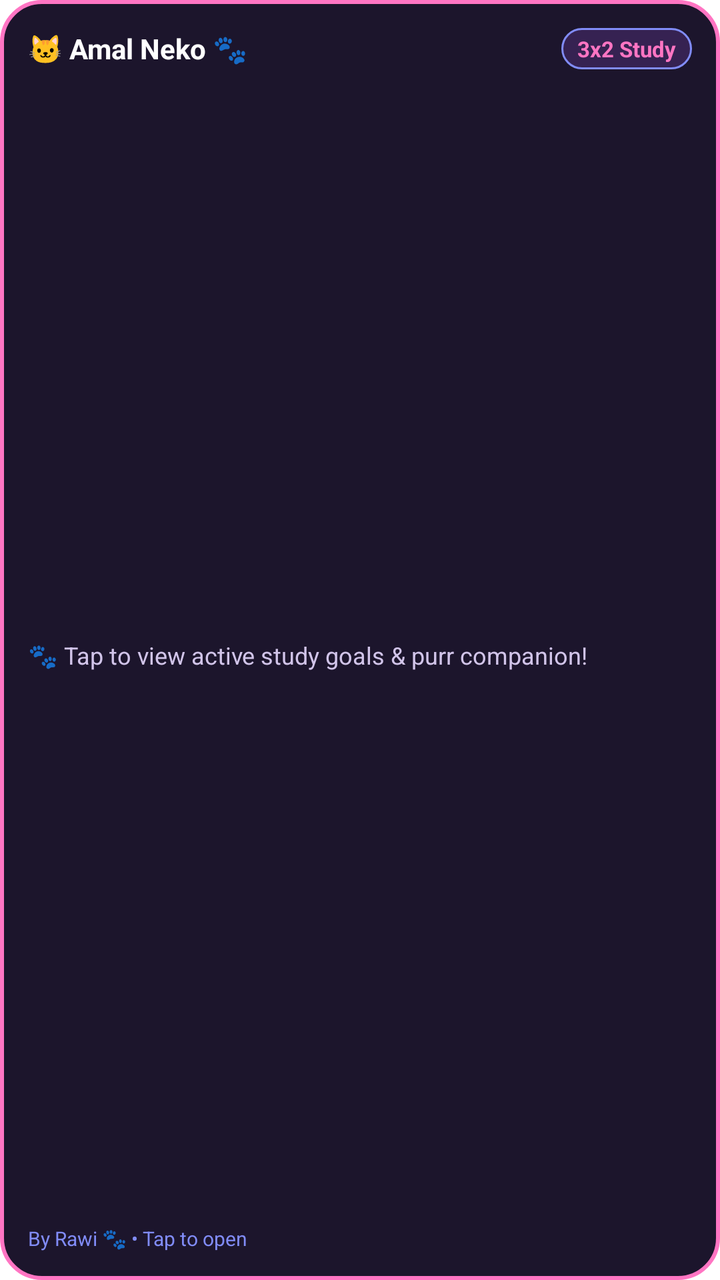
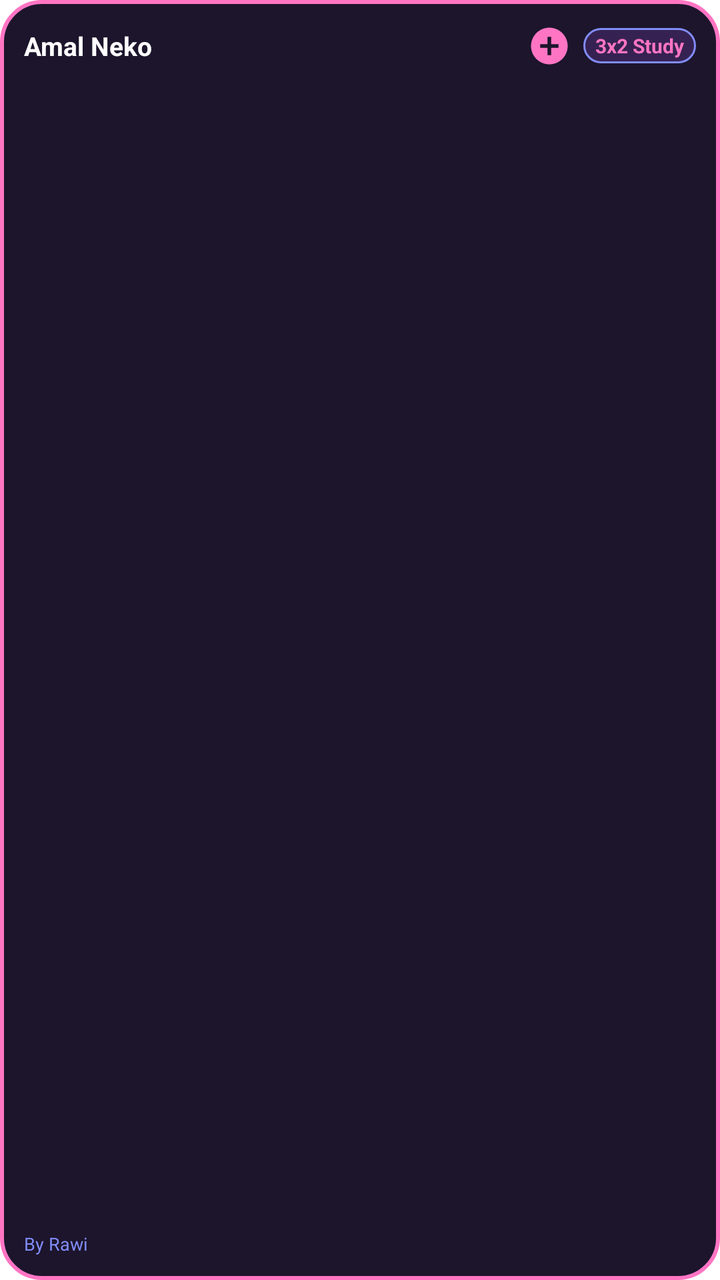

Two renders of the same Android screen: before a commit and after it. Below are the layout's source before the change and the commit's diff.
<!-- AndroidManifest.xml: application theme AppTheme -->
<!-- res/layout/widget_3x2_layout.xml -->
<?xml version="1.0" encoding="utf-8"?>
<LinearLayout xmlns:android="http://schemas.android.com/apk/res/android"
    android:id="@+id/widget_container"
    android:layout_width="match_parent"
    android:layout_height="match_parent"
    android:background="@drawable/widget_card_bg"
    android:orientation="vertical"
    android:padding="14dp">

    <LinearLayout
        android:layout_width="match_parent"
        android:layout_height="wrap_content"
        android:orientation="horizontal"
        android:gravity="center_vertical">

        <TextView
            android:layout_width="0dp"
            android:layout_height="wrap_content"
            android:layout_weight="1"
            android:text="🐱 Amal Neko 🐾"
            android:textColor="#ffffff"
            android:textSize="14sp"
            android:textStyle="bold" />

        <TextView
            android:id="@+id/widget_progress_pill"
            android:layout_width="wrap_content"
            android:layout_height="wrap_content"
            android:background="@drawable/widget_pill_bg"
            android:paddingStart="8dp"
            android:paddingTop="3dp"
            android:paddingEnd="8dp"
            android:paddingBottom="3dp"
            android:text="3x2 Study"
            android:textColor="#ff75c3"
            android:textSize="11sp"
            android:textStyle="bold" />
    </LinearLayout>

    <TextView
        android:id="@+id/widget_task_preview"
        android:layout_width="match_parent"
        android:layout_height="0dp"
        android:layout_weight="1"
        android:layout_marginTop="8dp"
        android:gravity="center_vertical"
        android:text="🐾 Tap to view active study goals &amp; purr companion!"
        android:textColor="#d1c4e9"
        android:textSize="12sp" />

    <TextView
        android:layout_width="match_parent"
        android:layout_height="wrap_content"
        android:text="By Rawi 🐾 • Tap to open"
        android:textColor="#818cf8"
        android:textSize="10sp" />
</LinearLayout>
<!-- resources referenced by this layout -->
<resources>
  <!-- drawable widget_card_bg (drawable) -->
  <?xml version="1.0" encoding="utf-8"?>
  <shape xmlns:android="http://schemas.android.com/apk/res/android"
      android:shape="rectangle">
      <solid android:color="#1c152c" />
      <corners android:radius="20dp" />
      <stroke
          android:width="2dp"
          android:color="#ff75c3" />
  </shape>
  <!-- drawable widget_pill_bg (drawable) -->
  <?xml version="1.0" encoding="utf-8"?>
  <shape xmlns:android="http://schemas.android.com/apk/res/android"
      android:shape="rectangle">
      <solid android:color="#362252" />
      <corners android:radius="12dp" />
      <stroke
          android:width="1dp"
          android:color="#818cf8" />
  </shape>
</resources>

<!-- the commit's change to res/layout/widget_3x2_layout.xml (unified diff, before → after) -->
@@ -5,8 +5,9 @@
     android:layout_height="match_parent"
     android:background="@drawable/widget_card_bg"
     android:orientation="vertical"
-    android:padding="14dp">
+    android:padding="12dp">
 
+    
     <LinearLayout
         android:layout_width="match_parent"
         android:layout_height="wrap_content"
@@ -17,41 +18,54 @@
             android:layout_width="0dp"
             android:layout_height="wrap_content"
             android:layout_weight="1"
-            android:text="🐱 Amal Neko 🐾"
+            android:text="Amal Neko"
             android:textColor="#ffffff"
-            android:textSize="14sp"
+            android:textSize="13sp"
             android:textStyle="bold" />
+
+        
+        <ImageView
+            android:id="@+id/widget_add_btn"
+            android:layout_width="22dp"
+            android:layout_height="22dp"
+            android:layout_marginEnd="6dp"
+            android:src="@drawable/ic_add"
+            android:contentDescription="Add task" />
 
         <TextView
             android:id="@+id/widget_progress_pill"
             android:layout_width="wrap_content"
             android:layout_height="wrap_content"
             android:background="@drawable/widget_pill_bg"
-            android:paddingStart="8dp"
-            android:paddingTop="3dp"
-            android:paddingEnd="8dp"
-            android:paddingBottom="3dp"
+            android:paddingStart="6dp"
+            android:paddingTop="2dp"
+            android:paddingEnd="6dp"
+            android:paddingBottom="2dp"
             android:text="3x2 Study"
             android:textColor="#ff75c3"
-            android:textSize="11sp"
+            android:textSize="10sp"
             android:textStyle="bold" />
     </LinearLayout>
 
-    <TextView
-        android:id="@+id/widget_task_preview"
+    
+    <ListView
+        android:id="@+id/widget_task_list"
         android:layout_width="match_parent"
         android:layout_height="0dp"
         android:layout_weight="1"
-        android:layout_marginTop="8dp"
-        android:gravity="center_vertical"
-        android:text="🐾 Tap to view active study goals &amp; purr companion!"
-        android:textColor="#d1c4e9"
-        android:textSize="12sp" />
+        android:layout_marginTop="6dp"
+        android:divider="@null"
+        android:dividerHeight="0dp"
+        android:scrollbars="none"
+        android:fadingEdge="vertical"
+        android:fadingEdgeLength="12dp" />
 
+    
     <TextView
         android:layout_width="match_parent"
         android:layout_height="wrap_content"
-        android:text="By Rawi 🐾 • Tap to open"
+        android:layout_marginTop="2dp"
+        android:text="By Rawi"
         android:textColor="#818cf8"
-        android:textSize="10sp" />
+        android:textSize="9sp" />
 </LinearLayout>
<!-- resource entries referenced after the edit -->
@@ -1,5 +1,16 @@
 <!-- resources referenced by this layout -->
 <resources>
+  <!-- drawable ic_add (drawable) -->
+  <?xml version="1.0" encoding="utf-8"?>
+  <vector xmlns:android="http://schemas.android.com/apk/res/android"
+      android:width="20dp"
+      android:height="20dp"
+      android:viewportWidth="24"
+      android:viewportHeight="24">
+      <path
+          android:fillColor="#ff75c3"
+          android:pathData="M12,2C6.48,2 2,6.48 2,12s4.48,10 10,10 10,-4.48 10,-10S17.52,2 12,2zM17,13h-4v4h-2v-4H7v-2h4V7h2v4h4v2z"/>
+  </vector>
   <!-- drawable widget_card_bg (drawable) -->
   <?xml version="1.0" encoding="utf-8"?>
   <shape xmlns:android="http://schemas.android.com/apk/res/android"
